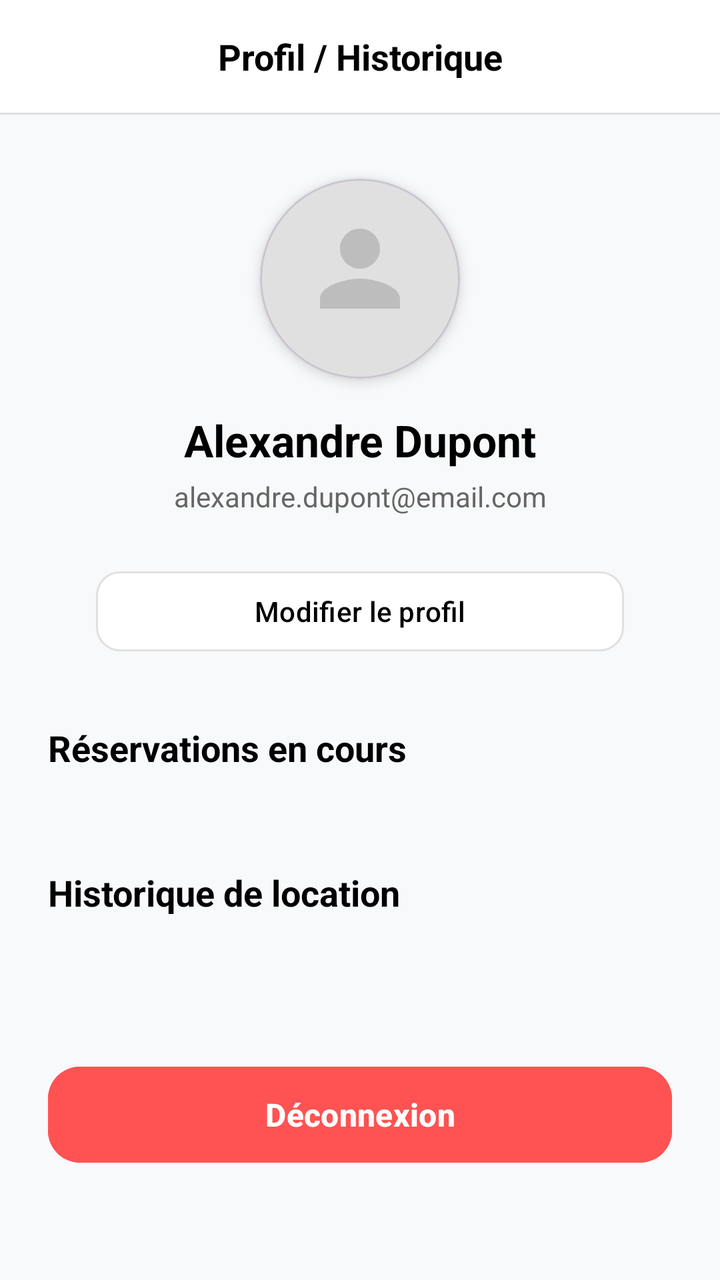
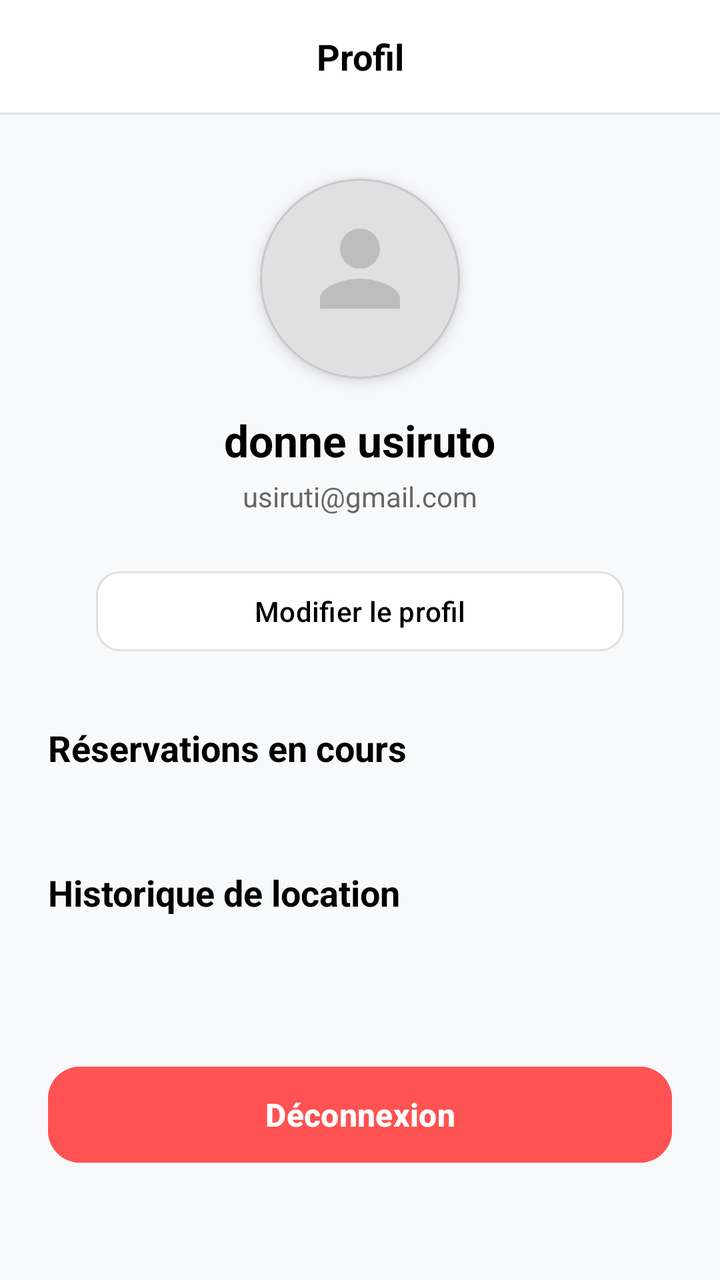

The first picture is an Android layout as it rendered before a commit; the second is the same layout after the commit. The layout source and the unified diff follow.
<!-- AndroidManifest.xml: application theme Theme.AutoLoc -->
<!-- res/layout/fragment_historique.xml -->
<?xml version="1.0" encoding="utf-8"?>
<androidx.core.widget.NestedScrollView
    xmlns:android="http://schemas.android.com/apk/res/android"
    xmlns:app="http://schemas.android.com/apk/res-auto"
    android:layout_width="match_parent"
    android:layout_height="match_parent"
    android:fillViewport="true"
    android:background="#F8F9FA">

    <androidx.constraintlayout.widget.ConstraintLayout
        android:layout_width="match_parent"
        android:layout_height="wrap_content">

        
        <TextView
            android:id="@+id/tvTitle"
            android:layout_width="0dp"
            android:layout_height="wrap_content"
            android:padding="16dp"
            android:text="Profil / Historique"
            android:textSize="18sp"
            android:textStyle="bold"
            android:textColor="#000000"
            android:gravity="center"
            android:background="@android:color/white"
            app:layout_constraintEnd_toEndOf="parent"
            app:layout_constraintStart_toStartOf="parent"
            app:layout_constraintTop_toTopOf="parent"/>

        <View
            android:id="@+id/divider1"
            android:layout_width="0dp"
            android:layout_height="1dp"
            android:background="#E0E0E0"
            app:layout_constraintEnd_toEndOf="parent"
            app:layout_constraintStart_toStartOf="parent"
            app:layout_constraintTop_toBottomOf="@id/tvTitle"/>

        
        <com.google.android.material.card.MaterialCardView
            android:id="@+id/cardPhoto"
            android:layout_width="100dp"
            android:layout_height="100dp"
            android:layout_marginTop="32dp"
            app:cardCornerRadius="50dp"
            app:cardElevation="4dp"
            app:layout_constraintEnd_toEndOf="parent"
            app:layout_constraintStart_toStartOf="parent"
            app:layout_constraintTop_toBottomOf="@id/divider1">

            <ImageView
                android:id="@+id/imgProfil"
                android:layout_width="match_parent"
                android:layout_height="match_parent"
                android:scaleType="centerCrop"
                android:src="@drawable/profile_placeholder"
                android:contentDescription="Photo de profil"/>
        </com.google.android.material.card.MaterialCardView>

        <TextView
            android:id="@+id/tvNom"
            android:layout_width="wrap_content"
            android:layout_height="wrap_content"
            android:layout_marginTop="16dp"
            android:text="Alexandre Dupont"
            android:textSize="22sp"
            android:textStyle="bold"
            android:textColor="#000000"
            app:layout_constraintEnd_toEndOf="parent"
            app:layout_constraintStart_toStartOf="parent"
            app:layout_constraintTop_toBottomOf="@id/cardPhoto"/>

        <TextView
            android:id="@+id/tvEmail"
            android:layout_width="wrap_content"
            android:layout_height="wrap_content"
            android:layout_marginTop="4dp"
            android:text="alexandre.dupont@email.com"
            android:textSize="14sp"
            android:textColor="#666666"
            app:layout_constraintEnd_toEndOf="parent"
            app:layout_constraintStart_toStartOf="parent"
            app:layout_constraintTop_toBottomOf="@id/tvNom"/>

        <Button
            android:id="@+id/btnModifierProfil"
            android:layout_width="0dp"
            android:layout_height="wrap_content"
            android:layout_marginStart="48dp"
            android:layout_marginEnd="48dp"
            android:layout_marginTop="24dp"
            android:text="Modifier le profil"
            android:textColor="#000000"
            android:textAllCaps="false"
            android:backgroundTint="@android:color/white"
            app:strokeWidth="1dp"
            app:strokeColor="#E0E0E0"
            app:cornerRadius="12dp"
            app:layout_constraintEnd_toEndOf="parent"
            app:layout_constraintStart_toStartOf="parent"
            app:layout_constraintTop_toBottomOf="@id/tvEmail"/>

        
        <TextView
            android:id="@+id/tvReservationsTitle"
            android:layout_width="wrap_content"
            android:layout_height="wrap_content"
            android:layout_marginStart="24dp"
            android:layout_marginTop="32dp"
            android:text="Réservations en cours"
            android:textSize="18sp"
            android:textStyle="bold"
            android:textColor="#000000"
            app:layout_constraintStart_toStartOf="parent"
            app:layout_constraintTop_toBottomOf="@id/btnModifierProfil"/>

        <androidx.recyclerview.widget.RecyclerView
            android:id="@+id/recyclerViewReservations"
            android:layout_width="0dp"
            android:layout_height="wrap_content"
            android:layout_marginTop="16dp"
            android:nestedScrollingEnabled="false"
            app:layoutManager="androidx.recyclerview.widget.LinearLayoutManager"
            app:layout_constraintEnd_toEndOf="parent"
            app:layout_constraintStart_toStartOf="parent"
            app:layout_constraintTop_toBottomOf="@id/tvReservationsTitle"/>

        <LinearLayout
            android:id="@+id/emptyStateReservations"
            android:layout_width="wrap_content"
            android:layout_height="wrap_content"
            android:layout_marginTop="16dp"
            android:orientation="vertical"
            android:gravity="center"
            android:visibility="gone"
            app:layout_constraintEnd_toEndOf="parent"
            app:layout_constraintStart_toStartOf="parent"
            app:layout_constraintTop_toBottomOf="@id/tvReservationsTitle">

            <ImageView
                android:layout_width="60dp"
                android:layout_height="60dp"
                android:src="@drawable/ic_empty_car"
                android:alpha="0.3"
                android:contentDescription="Aucune réservation"/>

            <TextView
                android:layout_width="wrap_content"
                android:layout_height="wrap_content"
                android:layout_marginTop="12dp"
                android:text="Aucune réservation en cours"
                android:textSize="14sp"
                android:textColor="#666666"/>
        </LinearLayout>

        
        <TextView
            android:id="@+id/tvHistoriqueTitle"
            android:layout_width="wrap_content"
            android:layout_height="wrap_content"
            android:layout_marginStart="24dp"
            android:layout_marginTop="32dp"
            android:text="Historique de location"
            android:textSize="18sp"
            android:textStyle="bold"
            android:textColor="#000000"
            app:layout_constraintStart_toStartOf="parent"
            app:layout_constraintTop_toBottomOf="@id/recyclerViewReservations"/>

        <androidx.recyclerview.widget.RecyclerView
            android:id="@+id/recyclerViewHistorique"
            android:layout_width="0dp"
            android:layout_height="wrap_content"
            android:layout_marginTop="16dp"
            android:nestedScrollingEnabled="false"
            app:layoutManager="androidx.recyclerview.widget.LinearLayoutManager"
            app:layout_constraintEnd_toEndOf="parent"
            app:layout_constraintStart_toStartOf="parent"
            app:layout_constraintTop_toBottomOf="@id/tvHistoriqueTitle"/>

        <LinearLayout
            android:id="@+id/emptyStateHistorique"
            android:layout_width="wrap_content"
            android:layout_height="wrap_content"
            android:layout_marginTop="16dp"
            android:orientation="vertical"
            android:gravity="center"
            android:visibility="gone"
            app:layout_constraintEnd_toEndOf="parent"
            app:layout_constraintStart_toStartOf="parent"
            app:layout_constraintTop_toBottomOf="@id/tvHistoriqueTitle">

            <ImageView
                android:layout_width="60dp"
                android:layout_height="60dp"
                android:src="@drawable/ic_empty_history"
                android:alpha="0.3"
                android:contentDescription="Aucun historique"/>

            <TextView
                android:layout_width="wrap_content"
                android:layout_height="wrap_content"
                android:layout_marginTop="12dp"
                android:text="Aucune location terminée"
                android:textSize="14sp"
                android:textColor="#666666"/>
        </LinearLayout>

        
        <Button
            android:id="@+id/btnDeconnexion"
            android:layout_width="0dp"
            android:layout_height="56dp"
            android:layout_margin="24dp"
            android:text="Déconnexion"
            android:textColor="@android:color/white"
            android:textSize="16sp"
            android:textStyle="bold"
            android:textAllCaps="false"
            android:backgroundTint="#FF5252"
            app:cornerRadius="16dp"
            app:layout_constraintBottom_toBottomOf="parent"
            app:layout_constraintEnd_toEndOf="parent"
            app:layout_constraintStart_toStartOf="parent"
            app:layout_constraintTop_toBottomOf="@id/recyclerViewHistorique"
            android:layout_marginTop="32dp"/>

    </androidx.constraintlayout.widget.ConstraintLayout>

</androidx.core.widget.NestedScrollView>
<!-- resources referenced by this layout -->
<resources>
  <!-- drawable ic_empty_car (drawable) -->
  <vector xmlns:android="http://schemas.android.com/apk/res/android"
      android:width="120dp"
      android:height="120dp"
      android:viewportWidth="120"
      android:viewportHeight="120">
      <path
          android:fillColor="#E0E0E0"
          android:pathData="M94.6,30.05C93,21.1 85.8,15 77.5,15h-55c-8.3,0 -15.45,6.1 -17.1,15.05L0,60v40c0,2.75 2.25,5 5,5h5c2.75,0 5,-2.25 5,-5v-5h90v5c0,2.75 2.25,5 5,5h5c2.75,0 5,-2.25 5,-5V60L94.6,30.05zM32.5,80c-4.15,0 -7.5,-3.35 -7.5,-7.5s3.35,-7.5 7.5,-7.5 7.5,3.35 7.5,7.5S36.65,80 32.5,80zM87.5,80c-4.15,0 -7.5,-3.35 -7.5,-7.5s3.35,-7.5 7.5,-7.5 7.5,3.35 7.5,7.5S91.65,80 87.5,80zM25,55l7.5,-22.5h55L95,55H25z"/>
  </vector>
  <!-- drawable ic_empty_history (drawable) -->
  <vector xmlns:android="http://schemas.android.com/apk/res/android"
      android:width="80dp"
      android:height="80dp"
      android:viewportWidth="80"
      android:viewportHeight="80">
      <path
          android:fillColor="#E0E0E0"
          android:pathData="M40,6.67C21.6,6.67 6.67,21.6 6.67,40S21.6,73.33 40,73.33 73.33,58.4 73.33,40 58.4,6.67 40,6.67zM40,66.67c-14.7,0 -26.67,-11.97 -26.67,-26.67S25.3,13.33 40,13.33 66.67,25.3 66.67,40 54.7,66.67 40,66.67z"/>
      <path
          android:fillColor="#E0E0E0"
          android:pathData="M41.67,23.33h-5v20l17.5,10.5 2.5,-4.1 -15,-8.9z"/>
  </vector>
  <!-- drawable profile_placeholder (drawable) -->
  <vector xmlns:android="http://schemas.android.com/apk/res/android"
      android:width="100dp"
      android:height="100dp"
      android:viewportWidth="100"
      android:viewportHeight="100">
  
      
      <path
          android:fillColor="#E0E0E0"
          android:pathData="M50,0A50,50 0,1 1,0 50,50 50,0 0,1 50,0z"/>
  
      
      <path
          android:fillColor="#BDBDBD"
          android:pathData="M50,25c5.52,0 10,4.48 10,10s-4.48,10 -10,10 -10,-4.48 -10,-10S44.48,25 50,25zM50,50c-6.67,0 -20,3.33 -20,10v5h40v-5C70,53.33 56.67,50 50,50z"/>
  </vector>
  <style name="Theme.AutoLoc" parent="Base.Theme.AutoLoc" />
  <style name="Base.Theme.AutoLoc" parent="Theme.Material3.DayNight.NoActionBar">
          
          
      </style>
</resources>

<!-- the commit's change to res/layout/fragment_historique.xml (unified diff, before → after) -->
@@ -17,7 +17,7 @@
             android:layout_width="0dp"
             android:layout_height="wrap_content"
             android:padding="16dp"
-            android:text="Profil / Historique"
+            android:text="Profil"
             android:textSize="18sp"
             android:textStyle="bold"
             android:textColor="#000000"
@@ -62,7 +62,7 @@
             android:layout_width="wrap_content"
             android:layout_height="wrap_content"
             android:layout_marginTop="16dp"
-            android:text="Alexandre Dupont"
+            android:text="donne usiruto"
             android:textSize="22sp"
             android:textStyle="bold"
             android:textColor="#000000"
@@ -75,13 +75,14 @@
             android:layout_width="wrap_content"
             android:layout_height="wrap_content"
             android:layout_marginTop="4dp"
-            android:text="alexandre.dupont@email.com"
+            android:text="usiruti@gmail.com"
             android:textSize="14sp"
             android:textColor="#666666"
             app:layout_constraintEnd_toEndOf="parent"
             app:layout_constraintStart_toStartOf="parent"
             app:layout_constraintTop_toBottomOf="@id/tvNom"/>
 
+        
         <Button
             android:id="@+id/btnModifierProfil"
             android:layout_width="0dp"
